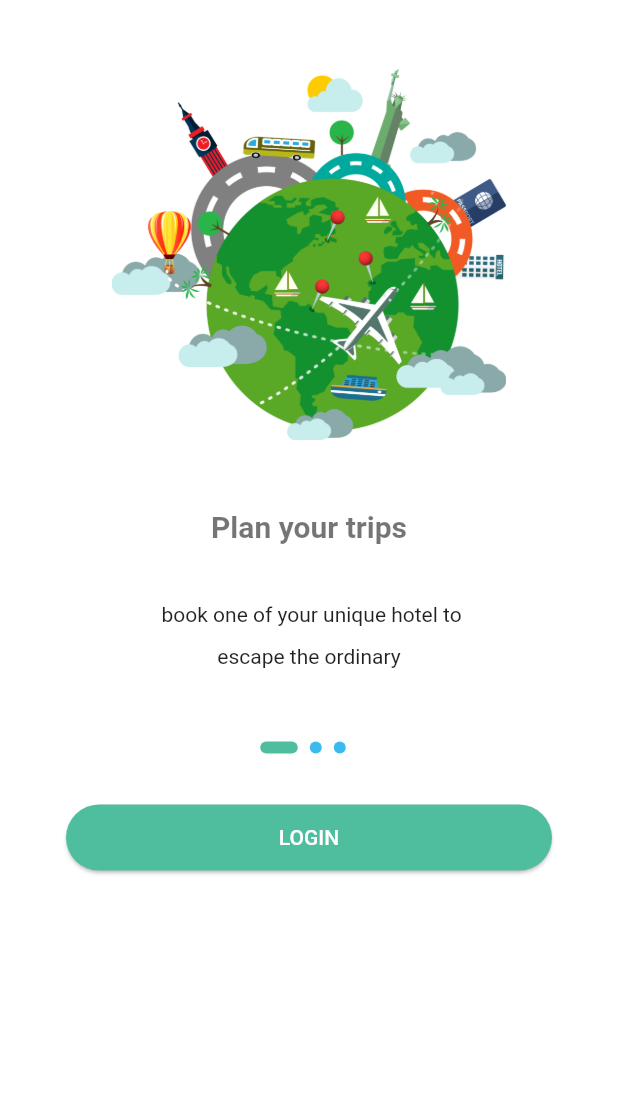
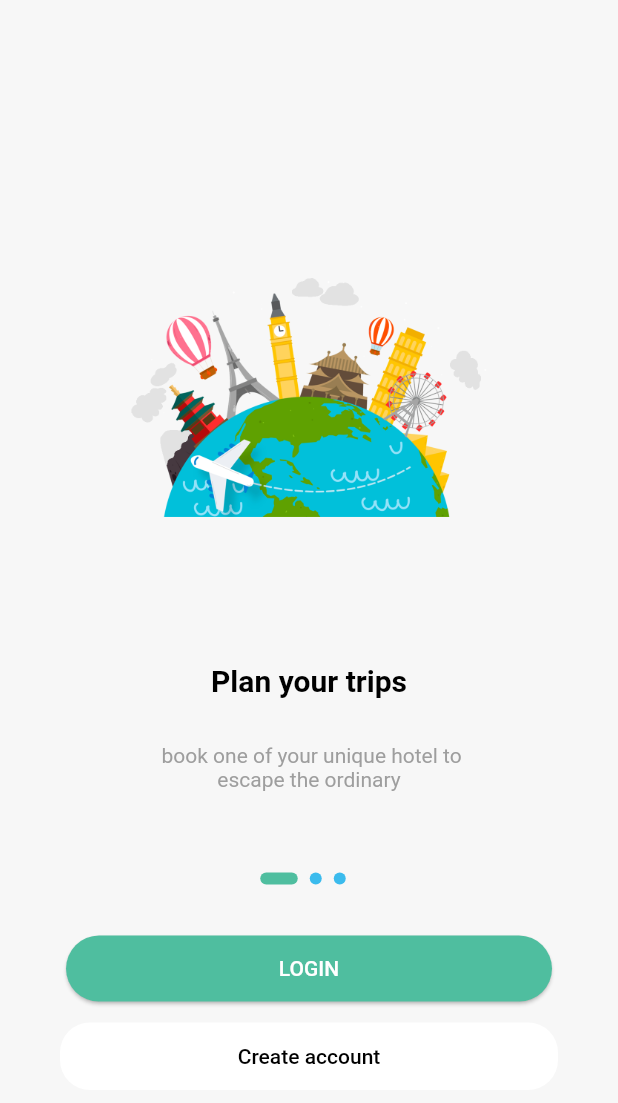
Before and after one commit to EbtisamAshraf/booking_app_internship_algoriza, a Flutter app: the screen it shows after launch, on a phone screen of 412 x 824 dp. Shown: the top 1103 px of the screen. Run offline on Flutter 3.47's test engine with Material 2 defaults, Android fonts, the phone set to English and light mode, and no system bars; our stand-ins replace bloc, cached_network_image, carousel_slider, dartz, dio, easy_localization and 10 more; network calls fail.

Commit message:
update theme

```diff
--- a/assets/translation/ar-AR.json
+++ b/assets/translation/ar-AR.json
@@ -21,7 +21,7 @@
   "Already have account?":"لديك حساب بالفعل؟",
   "Please enter your name":"من فضلك أدخل إسمك",
   "password is not matched":"كلمة المرور غير متطابقة",
-  "pDon't have an account?":"ليس لديك حساب؟"
+  "Don't have an account?":"ليس لديك حساب؟"
 
 
 }
--- a/lib/config/themes/app_theme.dart
+++ b/lib/config/themes/app_theme.dart
@@ -9,7 +9,7 @@ ThemeData appTheme() {
       fillColor:  MaterialStateProperty.all(Colors.black),
     ),
       primaryColor: AppColors.primaryColor,
-       scaffoldBackgroundColor: Colors.white,
+       scaffoldBackgroundColor: AppColors.backgroundColorLight,
       appBarTheme: const AppBarTheme(
 
         iconTheme: IconThemeData(color: Colors.black),
@@ -19,12 +19,16 @@ ThemeData appTheme() {
           titleTextStyle: TextStyle(color: Colors.black , fontSize: 25,fontWeight: FontWeight.bold)),
       textTheme: const TextTheme(
       bodyLarge: TextStyle(color: Colors.black, fontSize: 22, fontWeight: FontWeight.bold),
-      displaySmall:  TextStyle(fontSize: 16, color: Colors.grey),
+      displaySmall:  TextStyle(fontSize: 16, color: Colors.black),
       bodySmall: TextStyle(fontSize: 16, color: Colors.black),
-      displayMedium: TextStyle(fontSize: 20 , fontWeight: FontWeight.bold),
+      displayMedium: TextStyle(fontSize: 20 , fontWeight: FontWeight.bold,color: Colors.black),
       headlineLarge:  TextStyle(fontSize: 22,color: Colors.black,fontWeight: FontWeight.bold),
+        headlineSmall: TextStyle(fontSize: 18,color:  Colors.black,fontWeight: FontWeight.bold),
       ),
-
+cardColor: const Color(0xFFFFFFFF),
+    bottomNavigationBarTheme: const BottomNavigationBarThemeData(
+      backgroundColor: AppColors.backgroundColorLight,
+    )
 
   );
 
@@ -37,7 +41,7 @@ ThemeData appDarkTheme() {
 
     ),
     primaryColor: AppColors.primaryColor,
-    scaffoldBackgroundColor: Colors.black38,
+    scaffoldBackgroundColor: Color(0xFF1A1A1A),
     appBarTheme: const AppBarTheme(
         iconTheme: IconThemeData(color: Colors.white),
         centerTitle: true,
@@ -48,7 +52,16 @@ ThemeData appDarkTheme() {
         bodyLarge: TextStyle(color: Colors.white, fontSize: 22, fontWeight: FontWeight.bold),
         displaySmall:  TextStyle(fontSize: 16,color: Colors.white,),
         displayMedium: TextStyle(fontSize: 20 , fontWeight: FontWeight.bold,color: Colors.white,),
-        headlineLarge:  TextStyle(fontSize: 30,color: Colors.white,),),
+        headlineLarge:  TextStyle(fontSize: 22,color: Colors.white,),
+      headlineSmall: TextStyle(fontSize: 18,color:  Colors.white,fontWeight: FontWeight.bold),
+      bodySmall: TextStyle(fontSize: 16, color: Colors.white),
+
+    ),
+
+    cardColor: Color(0xFF2C2C2C),
+      bottomNavigationBarTheme: BottomNavigationBarThemeData(
+        backgroundColor: AppColors.backgroundColorDark,
+      )
 
 
   );
--- a/lib/core/utils/assets_manager.dart
+++ b/lib/core/utils/assets_manager.dart
@@ -2,9 +2,9 @@ const String imgPath = 'assets/images';
 
 class ImageAssets {
   static const String splash = '$imgPath/splash Hotel.gif';
-  static const String onBoardingImage1 = '$imgPath/onboarding1.png';
-  static const String onBoardingImage2 = '$imgPath/onboarding2.png';
-  static const String onBoardingImage3 = '$imgPath/onboarding3.png';
+  static const String onBoardingImage1 = '$imgPath/introduction1.png';
+  static const String onBoardingImage2 = '$imgPath/introduction2.png';
+  static const String onBoardingImage3 = '$imgPath/introduction3.png';
   static const String onBoardingBackground = '$imgPath/Egypt.jpg';
 
 }
--- a/lib/features/profile/presentation/screens/profile_screen.dart
+++ b/lib/features/profile/presentation/screens/profile_screen.dart
@@ -1,4 +1,5 @@
 import 'package:booking_app_internship_algoriza/config/routes/app_routes.dart';
+import 'package:booking_app_internship_algoriza/core/utils/app_colors.dart';
 import 'package:booking_app_internship_algoriza/core/widgets/custom_loading_widget.dart';
 import 'package:booking_app_internship_algoriza/features/profile/data/models/profile_info_model.dart';
 import 'package:booking_app_internship_algoriza/features/profile/presentation/cubit/profile_cubit.dart';
@@ -43,9 +44,7 @@ class ProfileScreen extends StatelessWidget {
                                         .textTheme
                                         .displayMedium),
                                 Text('View and Edit profile',
-                                    style: Theme.of(context)
-                                        .textTheme
-                                        .displaySmall),
+                                    style: TextStyle(color: AppColors.hintColor,fontSize: 16)),
                               ],
                             ),
                             CircleAvatar(
--- a/lib/features/profile/presentation/screens/setting_screen.dart
+++ b/lib/features/profile/presentation/screens/setting_screen.dart
@@ -1,5 +1,6 @@
 import 'package:booking_app_internship_algoriza/config/routes/app_routes.dart';
 import 'package:booking_app_internship_algoriza/core/app_cubit.dart';
+import 'package:booking_app_internship_algoriza/core/utils/app_colors.dart';
 import 'package:booking_app_internship_algoriza/core/utils/app_strings.dart';
 import 'package:booking_app_internship_algoriza/features/profile/presentation/widgets/edit_profile_screen_item.dart';
 import 'package:booking_app_internship_algoriza/features/profile/presentation/widgets/profile_screen_item.dart';
@@ -23,7 +24,9 @@ class SettingScreen extends StatelessWidget {
               Text('Setting',style: Theme.of(context).textTheme.displayMedium,),
               const SizedBox(height: 40,),
                ProfileOrSettingScreenItem(text: 'Notifications'.tr(),iconData: Icons.notifications),
-               ProfileOrSettingScreenItem(text: 'Theme Mode',widget: Switch(value: AppCubit.get(context).isDark, onChanged: (value){
+               ProfileOrSettingScreenItem(text: 'Theme Mode',widget: Switch(
+                 activeColor: AppColors.defaultColor,
+                   value: AppCubit.get(context).isDark, onChanged: (value){
                 AppCubit.get(context).initDarkMode();
               })),
               const ProfileOrSettingScreenItem(text: 'Fonts',iconData: Icons.font_download),
--- a/lib/features/splash/presentation/screens/on_boarding_screen.dart
+++ b/lib/features/splash/presentation/screens/on_boarding_screen.dart
@@ -1,7 +1,9 @@
 import 'package:booking_app_internship_algoriza/core/utils/app_strings.dart';
 import 'package:booking_app_internship_algoriza/core/utils/assets_manager.dart';
 import 'package:booking_app_internship_algoriza/core/widgets/custom_button.dart';
+import 'package:booking_app_internship_algoriza/core/widgets/default_button.dart';
 import 'package:booking_app_internship_algoriza/features/authentication/presentation/screens/login_screen.dart';
+import 'package:booking_app_internship_algoriza/features/authentication/presentation/screens/register_screen.dart';
 import 'package:booking_app_internship_algoriza/features/hotels/presentation/screens/main_screen.dart';
 import 'package:booking_app_internship_algoriza/features/splash/data/models/onboarrding_model.dart';
 import 'package:booking_app_internship_algoriza/features/splash/presentation/cubit/onboarding_cubit.dart';
@@ -42,6 +44,8 @@ class OnBoardingScreen extends StatelessWidget {
             listener: (context, state) {},
             builder: (context, state) {
               return Column(
+                mainAxisAlignment: MainAxisAlignment.center,
+                crossAxisAlignment: CrossAxisAlignment.center,
                 children: [
                   SizedBox(
                     height: MediaQuery.of(context).size.height * 0.6,
@@ -89,6 +93,17 @@ class OnBoardingScreen extends StatelessWidget {
                           MaterialPageRoute(
                               builder: (C) => AppStrings.token.isEmpty? LoginScreen() :MainScreen()));
                     } ,text: 'LOGIN', context: context,),
+                  ),
+                  Padding(
+                    padding: const EdgeInsets.symmetric(horizontal: 40.0,vertical: 10),
+                    child: DefaultButton(
+                      width: double.infinity,
+                      textColor: Colors.black,
+                      background: Colors.white,
+                        text: 'Create account', onClick: (){
+                      Navigator.pushReplacement(context, MaterialPageRoute(builder: (context)=>const RegisterScreen()));
+                    }
+                    ),
                   )
                 ],
               );
--- a/lib/features/splash/presentation/screens/splash_screen.dart
+++ b/lib/features/splash/presentation/screens/splash_screen.dart
@@ -27,8 +27,8 @@ class _SplashScreenState extends State<SplashScreen> {
   }
 
   nextScreen() async {
-     // bool? isSkip =  false;
-     bool? isSkip =  di.sl<SharedPreferences>().getBool('isSkip');
+      bool? isSkip =  false;
+     //bool? isSkip =  di.sl<SharedPreferences>().getBool('isSkip');
     AppStrings.token =  di.sl<SharedPreferences>().getString('token') ?? "";
 
     if (isSkip == true) {
--- a/lib/features/splash/presentation/widgets/on_boarding_slider.dart
+++ b/lib/features/splash/presentation/widgets/on_boarding_slider.dart
@@ -1,3 +1,4 @@
+import 'package:booking_app_internship_algoriza/core/utils/app_colors.dart';
 import 'package:booking_app_internship_algoriza/features/splash/data/models/onboarrding_model.dart';
 import 'package:flutter/material.dart';
 
@@ -35,8 +36,9 @@ class OnBoardingSlider extends StatelessWidget {
               horizontal: 20.0),
           child: Text(
             listOnBoardingSlider[index].body,
-            style: textTheme.bodyText2!
-                .copyWith(height: 2),
+            style: TextStyle(color: AppColors.hintColor),
+            // textTheme.bodyText2!
+            //     .copyWith(height: 2),
             textAlign: TextAlign.center,
           ),
         ),
```
Also changed, not shown: lib/core/widgets/sliver_header.dart (+7 -2 lines), lib/features/booking/presentation/screens/booking_screen.dart (+12 -19 lines), lib/features/booking/presentation/screens/upcoming_screen.dart (+8 -15 lines), lib/features/hotels/presentation/screens/home_screen.dart (+9 -13 lines), lib/features/hotels/presentation/screens/hotel_details.dart (+14 -11 lines), assets/images/introduction1.png (added), assets/images/introduction2.png (added), assets/images/introduction3.png (added).
